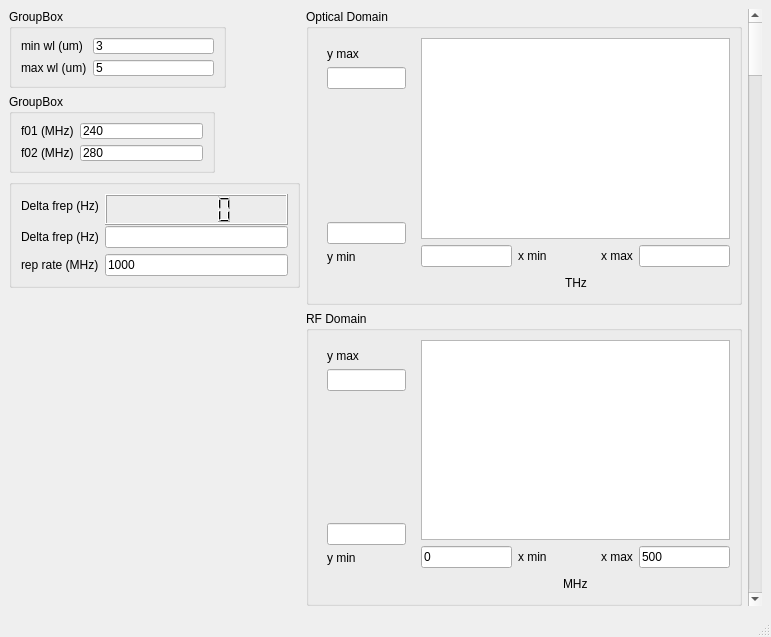
The window that Gui_DCS_Lockpoints.ui (peter-chang62/Microscope_Data_Analysis) describes before a commit, drawn with Qt 5.
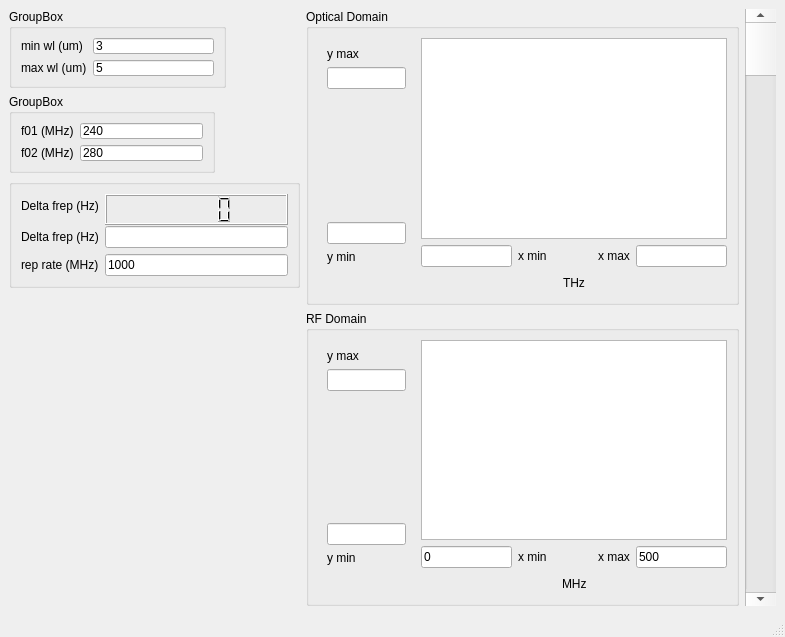
The same window after the commit. Custom widgets are drawn as their Qt base class.

Commit message: .gitignore and made the scrollbar wider

```diff
--- a/Gui_DCS_Lockpoints.ui
+++ b/Gui_DCS_Lockpoints.ui
@@ -6,7 +6,7 @@
    <rect>
     <x>0</x>
     <y>0</y>
-    <width>771</width>
+    <width>785</width>
     <height>637</height>
    </rect>
   </property>
@@ -297,7 +297,7 @@
           </layout>
          </item>
          <item row="0" column="0">
-          <widget class="QFrame" name="">
+          <widget class="QFrame" name="frame">
            <property name="maximumSize">
             <size>
              <width>97</width>
@@ -495,7 +495,7 @@
           </layout>
          </item>
          <item row="0" column="0">
-          <widget class="QFrame" name="">
+          <widget class="QFrame" name="frame">
            <property name="maximumSize">
             <size>
              <width>97</width>
@@ -585,6 +585,12 @@
     </item>
     <item>
      <widget class="QScrollBar" name="verticalScrollBar">
+      <property name="minimumSize">
+       <size>
+        <width>31</width>
+        <height>0</height>
+       </size>
+      </property>
       <property name="orientation">
        <enum>Qt::Vertical</enum>
       </property>
```
Left out of the diff: 2 changed lines with no effect on the pictures. The commit also changes 2 other files.
